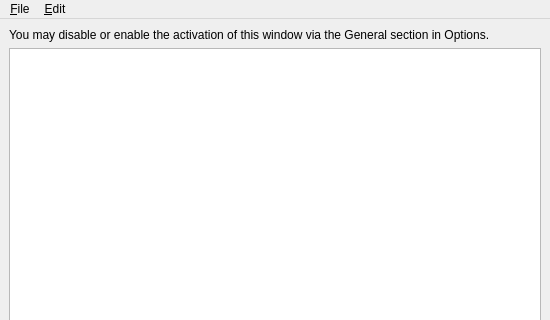
textbrowser/spot-on, file branches/trunk/GoldBug-UI/spot-on-notificationswindow.ui: the form before one commit; both pictures show x 0 to 550 and y 0 to 320 of the 550 by 550 pixel window.
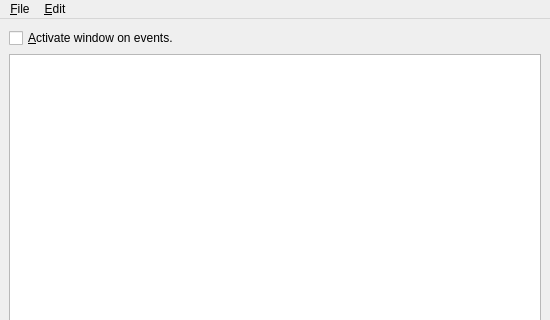
The form after the commit. Icons and pictures are not drawn.

Commit message: Synchronized check boxes.

```diff
--- a/branches/trunk/GoldBug-UI/spot-on-notificationswindow.ui
+++ b/branches/trunk/GoldBug-UI/spot-on-notificationswindow.ui
@@ -17,12 +17,9 @@
   <widget class="QWidget" name="centralwidget">
    <layout class="QVBoxLayout" name="verticalLayout">
     <item>
-     <widget class="QLabel" name="label">
+     <widget class="QCheckBox" name="activate">
       <property name="text">
-       <string>You may disable or enable the activation of this window via the General section in Options.</string>
-      </property>
-      <property name="wordWrap">
-       <bool>true</bool>
+       <string>&amp;Activate window on events.</string>
       </property>
      </widget>
     </item>
```
Left out of the diff: 4 changed lines with no effect on the pictures. The commit also changes 2 other files.
